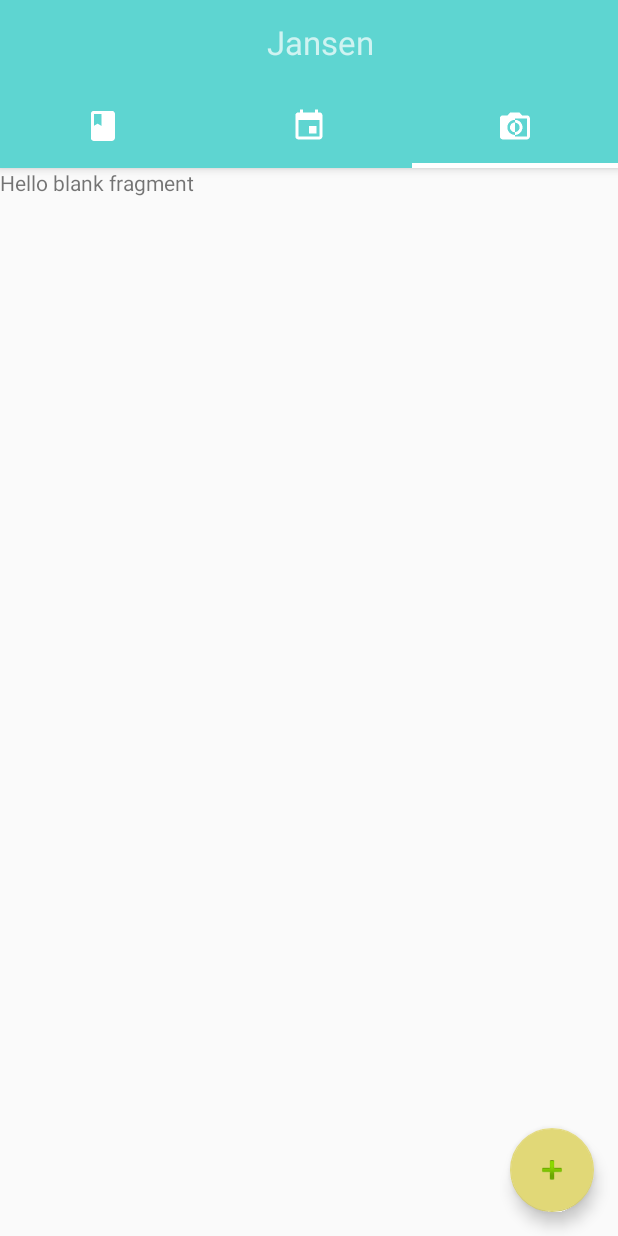
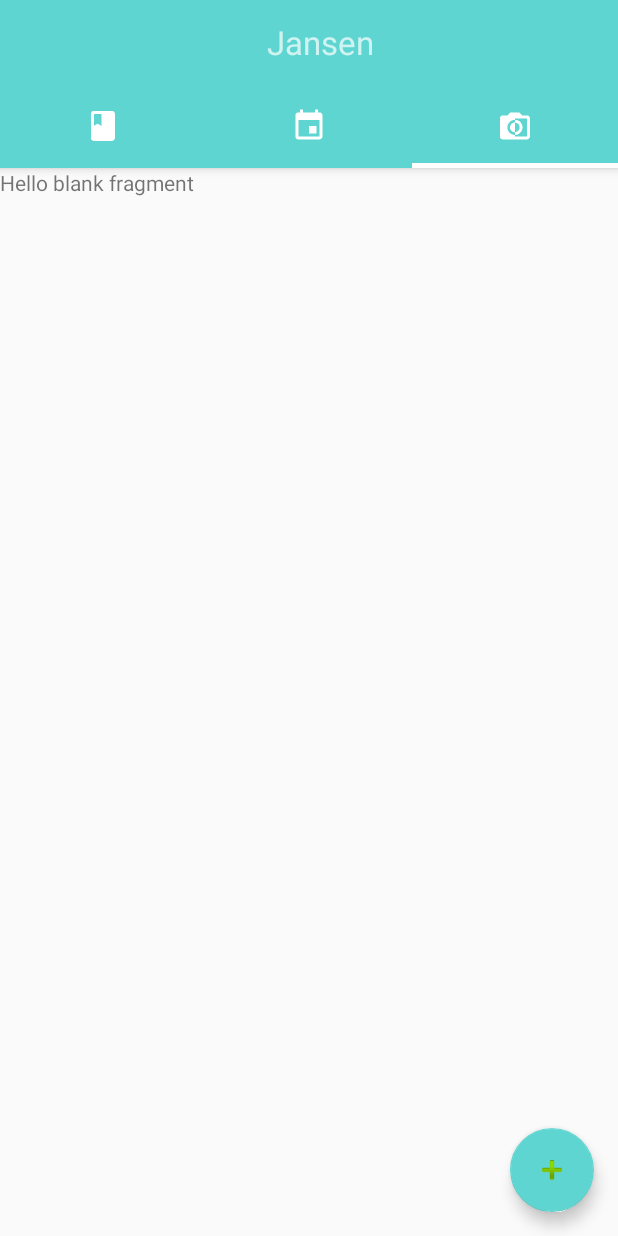
Before and after one commit to acercow/OneDay-Android, an Android app: the HomeActivity screen opened directly, with no data from a screen before it, tab 3 chosen, on a phone screen of 412 x 824 dp. Run offline under Robolectric (Android 15) with nearby library versions, the phone set to English and light mode, and no system bars; our stand-ins replace Room's generated code, RxJava.

Commit message:
光标颜色

```diff
--- a/app/src/main/res/values/colors.xml
+++ b/app/src/main/res/values/colors.xml
@@ -2,7 +2,8 @@
 <resources>
     <color name="colorPrimary">#5ed5d1</color>
     <color name="colorPrimaryDark">#5ed5d1</color>
-    <color name="colorAccent">#e1d877</color>
+    <color name="colorAccent">#5ed5d1</color>
+    <!--<color name="colorAccent">#e1d877</color>-->
     <color name="colorPrimaryDark2">#485a62</color>
 
     <color name="colorSplashBackground">#FFFFFF</color>
```
